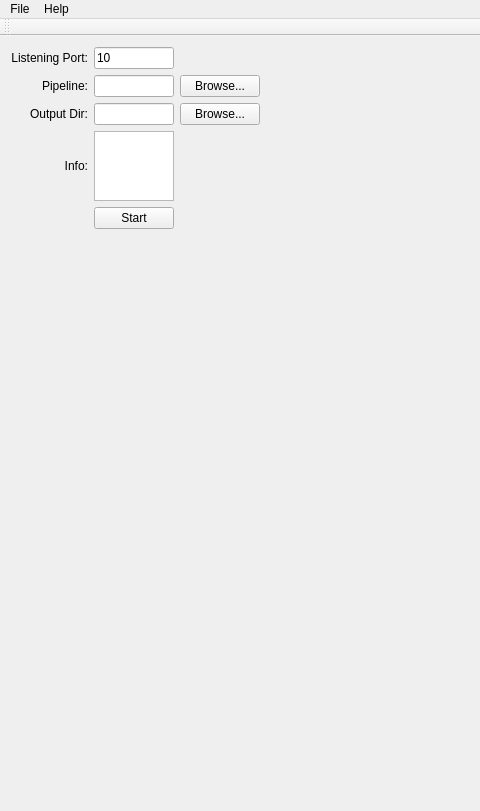
Above: API/ReconDemo/mainwindow.ui from MR-algorithms/YAP before the change; both pictures show x 0 to 480 and y 0 to 811 of the 1164 by 811 pixel window. Below: the same form after it.
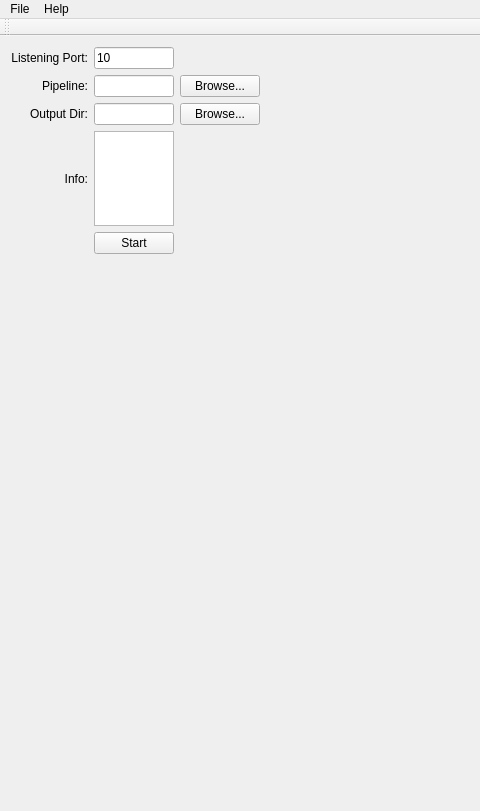
That is the form after the change. Custom widgets are drawn as their Qt base class.

```diff
--- a/API/ReconDemo/mainwindow.ui
+++ b/API/ReconDemo/mainwindow.ui
@@ -16,9 +16,9 @@
   <widget class="QWidget" name="centralWidget">
    <layout class="QGridLayout" name="gridLayout_2">
     <item row="0" column="0">
-     <layout class="QHBoxLayout" name="horizontalLayout" stretch="1,8">
+     <layout class="QHBoxLayout" name="horizontalLayout" stretch="1,5">
       <item>
-       <layout class="QVBoxLayout" name="verticalLayout" stretch="1,3">
+       <layout class="QVBoxLayout" name="verticalLayout" stretch="2,2,3">
         <item>
          <layout class="QGridLayout" name="gridLayout">
           <item row="0" column="2">
@@ -101,7 +101,20 @@
          </layout>
         </item>
         <item>
-         <widget class="QWidget" name="widget" native="true"/>
+         <spacer name="verticalSpacer">
+          <property name="orientation">
+           <enum>Qt::Vertical</enum>
+          </property>
+          <property name="sizeHint" stdset="0">
+           <size>
+            <width>20</width>
+            <height>108</height>
+           </size>
+          </property>
+         </spacer>
+        </item>
+        <item>
+         <widget class="Plot1D" name="plot1d_widget" native="true"/>
         </item>
        </layout>
       </item>
@@ -176,6 +189,12 @@
    <header location="global">imagelayoutwidget.h</header>
    <container>1</container>
   </customwidget>
+  <customwidget>
+   <class>Plot1D</class>
+   <extends>QWidget</extends>
+   <header location="global">plot1d.h</header>
+   <container>1</container>
+  </customwidget>
  </customwidgets>
  <resources/>
  <connections/>
```
Left out of the diff: 54 changed lines with no effect on the pictures.
